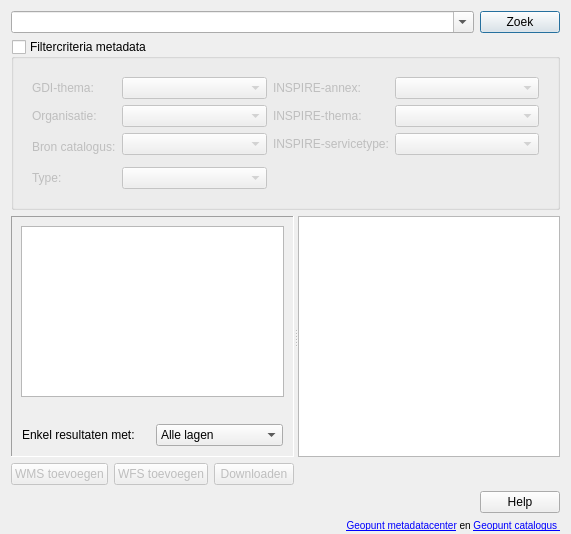
First picture: the form in ui_dataCatalog_dialog.ui, repository warrieka/inspireNL, before the edit.
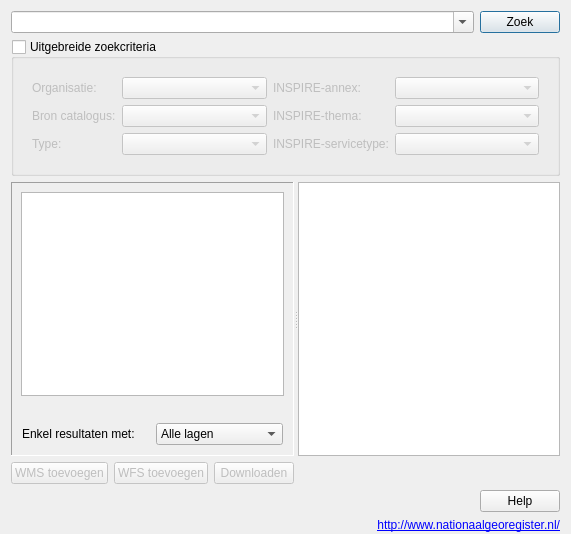
Second picture: the form after the edit. Icons and pictures are not drawn.

The edit to the form file:
```diff
--- a/ui_dataCatalog_dialog.ui
+++ b/ui_dataCatalog_dialog.ui
@@ -70,7 +70,7 @@
    <item>
     <widget class="QGroupBox" name="filterBox">
      <property name="title">
-      <string>Filtercriteria metadata</string>
+      <string>Uitgebreide zoekcriteria</string>
      </property>
      <property name="checkable">
       <bool>true</bool>
@@ -88,19 +88,6 @@
          </sizepolicy>
         </property>
         <layout class="QGridLayout" name="gridLayout">
-         <item row="6" column="0" rowspan="2">
-          <widget class="QLabel" name="bronLbl">
-           <property name="sizePolicy">
-            <sizepolicy hsizetype="Minimum" vsizetype="Minimum">
-             <horstretch>0</horstretch>
-             <verstretch>0</verstretch>
-            </sizepolicy>
-           </property>
-           <property name="text">
-            <string>Bron catalogus:</string>
-           </property>
-          </widget>
-         </item>
          <item row="5" column="3">
           <widget class="QComboBox" name="INSPIREthemaCbx">
            <property name="sizePolicy">
@@ -123,98 +110,6 @@
            </property>
           </widget>
          </item>
-         <item row="4" column="1">
-          <widget class="QComboBox" name="GDIThemaCbx">
-           <property name="sizePolicy">
-            <sizepolicy hsizetype="Expanding" vsizetype="Fixed">
-             <horstretch>0</horstretch>
-             <verstretch>0</verstretch>
-            </sizepolicy>
-           </property>
-           <property name="sizeIncrement">
-            <size>
-             <width>0</width>
-             <height>0</height>
-            </size>
-           </property>
-           <property name="sizeAdjustPolicy">
-            <enum>QComboBox::AdjustToContents</enum>
-           </property>
-           <property name="frame">
-            <bool>true</bool>
-           </property>
-          </widget>
-         </item>
-         <item row="5" column="1">
-          <widget class="QComboBox" name="organisatiesCbx">
-           <property name="sizePolicy">
-            <sizepolicy hsizetype="Expanding" vsizetype="Fixed">
-             <horstretch>0</horstretch>
-             <verstretch>0</verstretch>
-            </sizepolicy>
-           </property>
-           <property name="sizeIncrement">
-            <size>
-             <width>0</width>
-             <height>0</height>
-            </size>
-           </property>
-           <property name="sizeAdjustPolicy">
-            <enum>QComboBox::AdjustToContents</enum>
-           </property>
-           <property name="frame">
-            <bool>true</bool>
-           </property>
-          </widget>
-         </item>
-         <item row="5" column="0">
-          <widget class="QLabel" name="organisatiesLbl">
-           <property name="sizePolicy">
-            <sizepolicy hsizetype="Minimum" vsizetype="Minimum">
-             <horstretch>0</horstretch>
-             <verstretch>0</verstretch>
-            </sizepolicy>
-           </property>
-           <property name="text">
-            <string>Organisatie:</string>
-           </property>
-          </widget>
-         </item>
-         <item row="4" column="0">
-          <widget class="QLabel" name="GDIthemalbl">
-           <property name="sizePolicy">
-            <sizepolicy hsizetype="Minimum" vsizetype="Minimum">
-             <horstretch>0</horstretch>
-             <verstretch>0</verstretch>
-            </sizepolicy>
-           </property>
-           <property name="text">
-            <string>GDI-thema: </string>
-           </property>
-          </widget>
-         </item>
-         <item row="6" column="1">
-          <widget class="QComboBox" name="bronCbx">
-           <property name="sizePolicy">
-            <sizepolicy hsizetype="Expanding" vsizetype="Fixed">
-             <horstretch>0</horstretch>
-             <verstretch>0</verstretch>
-            </sizepolicy>
-           </property>
-           <property name="sizeIncrement">
-            <size>
-             <width>0</width>
-             <height>0</height>
-            </size>
-           </property>
-           <property name="sizeAdjustPolicy">
-            <enum>QComboBox::AdjustToContents</enum>
-           </property>
-           <property name="frame">
-            <bool>true</bool>
-           </property>
-          </widget>
-         </item>
          <item row="5" column="2">
           <widget class="QLabel" name="INSPIREthemaLbl">
            <property name="sizePolicy">
@@ -298,8 +193,8 @@
            </property>
           </widget>
          </item>
-         <item row="8" column="1">
-          <widget class="QComboBox" name="typeCbx">
+         <item row="4" column="1">
+          <widget class="QComboBox" name="organisatiesCbx">
            <property name="sizePolicy">
             <sizepolicy hsizetype="Expanding" vsizetype="Fixed">
              <horstretch>0</horstretch>
@@ -320,7 +215,55 @@
            </property>
           </widget>
          </item>
-         <item row="8" column="0">
+         <item row="4" column="0">
+          <widget class="QLabel" name="organisatiesLbl">
+           <property name="sizePolicy">
+            <sizepolicy hsizetype="Minimum" vsizetype="Minimum">
+             <horstretch>0</horstretch>
+             <verstretch>0</verstretch>
+            </sizepolicy>
+           </property>
+           <property name="text">
+            <string>Organisatie:</string>
+           </property>
+          </widget>
+         </item>
+         <item row="5" column="0">
+          <widget class="QLabel" name="bronLbl">
+           <property name="sizePolicy">
+            <sizepolicy hsizetype="Minimum" vsizetype="Minimum">
+             <horstretch>0</horstretch>
+             <verstretch>0</verstretch>
+            </sizepolicy>
+           </property>
+           <property name="text">
+            <string>Bron catalogus:</string>
+           </property>
+          </widget>
+         </item>
+         <item row="5" column="1">
+          <widget class="QComboBox" name="bronCbx">
+           <property name="sizePolicy">
+            <sizepolicy hsizetype="Expanding" vsizetype="Fixed">
+             <horstretch>0</horstretch>
+             <verstretch>0</verstretch>
+            </sizepolicy>
+           </property>
+           <property name="sizeIncrement">
+            <size>
+             <width>0</width>
+             <height>0</height>
+            </size>
+           </property>
+           <property name="sizeAdjustPolicy">
+            <enum>QComboBox::AdjustToContents</enum>
+           </property>
+           <property name="frame">
+            <bool>true</bool>
+           </property>
+          </widget>
+         </item>
+         <item row="6" column="0">
           <widget class="QLabel" name="typeLbl">
            <property name="sizePolicy">
             <sizepolicy hsizetype="Minimum" vsizetype="Minimum">
@@ -333,6 +276,28 @@
            </property>
           </widget>
          </item>
+         <item row="6" column="1">
+          <widget class="QComboBox" name="typeCbx">
+           <property name="sizePolicy">
+            <sizepolicy hsizetype="Expanding" vsizetype="Fixed">
+             <horstretch>0</horstretch>
+             <verstretch>0</verstretch>
+            </sizepolicy>
+           </property>
+           <property name="sizeIncrement">
+            <size>
+             <width>0</width>
+             <height>0</height>
+            </size>
+           </property>
+           <property name="sizeAdjustPolicy">
+            <enum>QComboBox::AdjustToContents</enum>
+           </property>
+           <property name="frame">
+            <bool>true</bool>
+           </property>
+          </widget>
+         </item>
         </layout>
        </widget>
       </item>
@@ -591,14 +556,7 @@
       </sizepolicy>
      </property>
      <property name="text">
-      <string>&lt;html&gt;&lt;head/&gt;
-&lt;body&gt;
-&lt;span style=&quot; font-size:small;&quot;&gt;
-&lt;a href=&quot;https://metadata.geopunt.be&quot;&gt;
-Geopunt metadatacenter&lt;/a&gt; en 
-&lt;a href=&quot;http://www.geopunt.be/catalogus&quot;&gt;Geopunt catalogus &lt;/a&gt; 
-&lt;/span&gt;
-&lt;/body&gt;&lt;/html&gt;</string>
+      <string>&lt;html&gt;&lt;head/&gt;&lt;body&gt;&lt;p&gt;&lt;a href=&quot;http://www.nationaalgeoregister.nl/&quot;&gt;&lt;span style=&quot; text-decoration: underline; color:#0000ff;&quot;&gt;http://www.nationaalgeoregister.nl/&lt;/span&gt;&lt;/a&gt;&lt;/p&gt;&lt;/body&gt;&lt;/html&gt;</string>
      </property>
      <property name="alignment">
       <set>Qt::AlignBottom|Qt::AlignRight|Qt::AlignTrailing</set>
```
Left out of the diff: 2 changed lines with no effect on the pictures.
